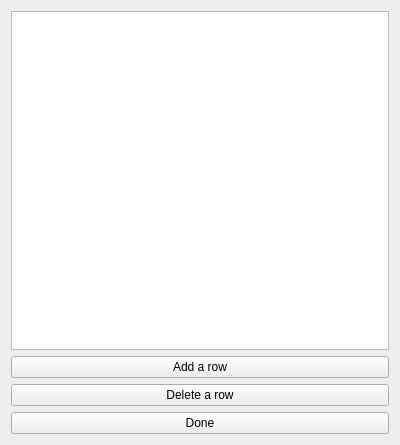
The window that src/ThemeTable/ThemeTable.ui (dekarh3/alpha2omega) describes before a commit, drawn with Qt 5.
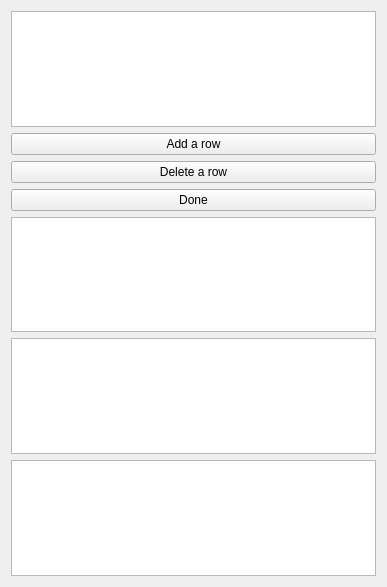
The same window after the commit.

Commit message: Rebind view for one table

Diff of the .ui file:
```diff
--- a/src/ThemeTable/ThemeTable.ui
+++ b/src/ThemeTable/ThemeTable.ui
@@ -6,8 +6,8 @@
    <rect>
     <x>0</x>
     <y>0</y>
-    <width>400</width>
-    <height>445</height>
+    <width>387</width>
+    <height>587</height>
    </rect>
   </property>
   <property name="windowTitle">
@@ -38,6 +38,15 @@
      </property>
     </widget>
    </item>
+   <item>
+    <widget class="QTableView" name="tv_souls"/>
+   </item>
+   <item>
+    <widget class="QTableView" name="tv_themes"/>
+   </item>
+   <item>
+    <widget class="QTableView" name="tv_unit_types"/>
+   </item>
   </layout>
  </widget>
  <resources/>
```
Left out of the diff: 2 changed lines with no effect on the pictures. The commit also changes 4 other files.
